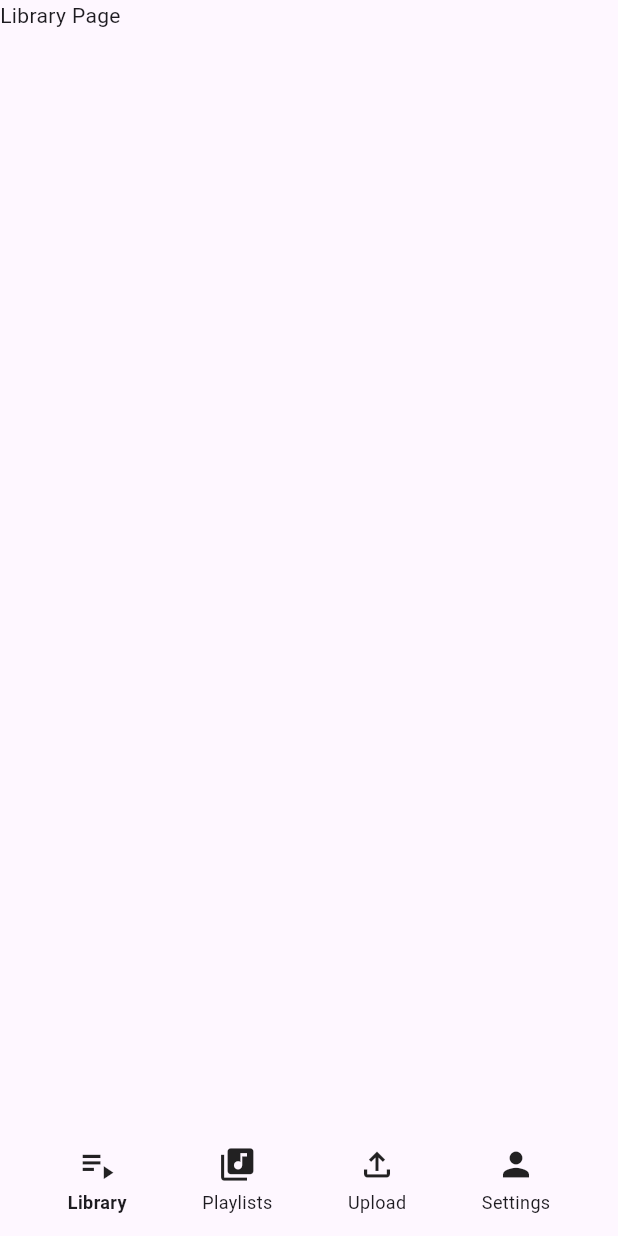
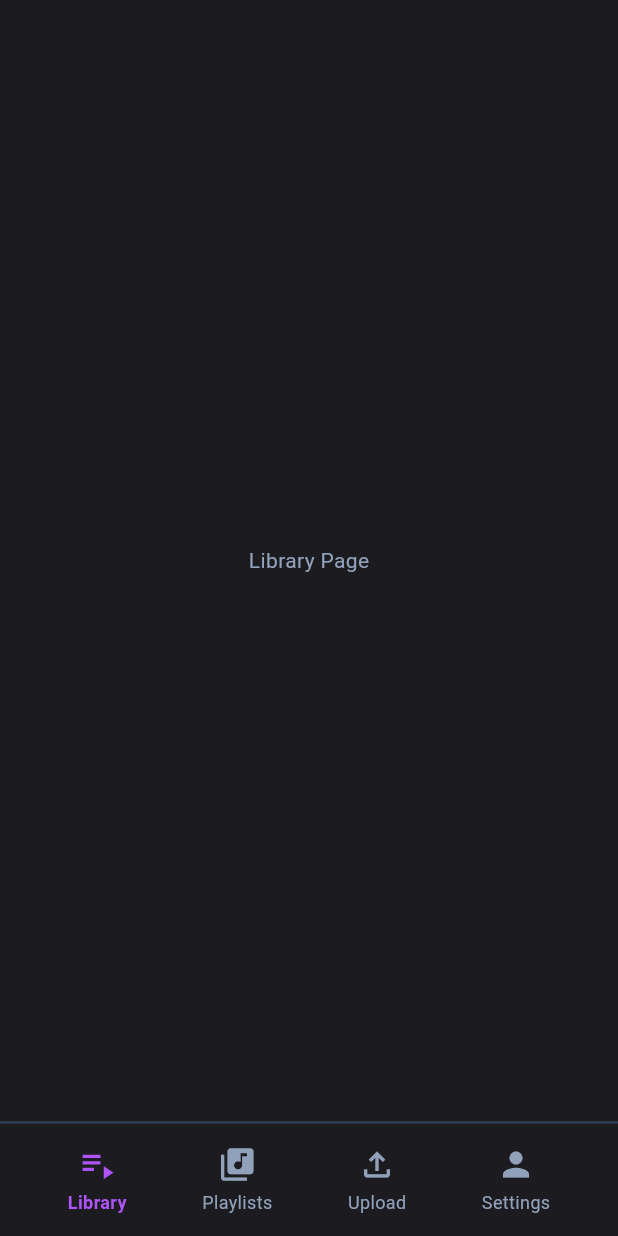
Before and after one commit to FrancescoLomastro/_stemix_frontend, a Flutter app: the screen it shows after launch, on a phone screen of 412 x 824 dp. Run offline on Flutter 3.47's test engine with Material 3 defaults, Android fonts, the phone set to English and light mode, and no system bars; our stand-ins replace flutter_bloc, get_it, go_router, injectable.

Commit message:
Fine navBar

```diff
--- a/lib/features/library/library_page.dart
+++ b/lib/features/library/library_page.dart
@@ -5,6 +5,6 @@ class LibraryPage extends StatelessWidget {
 
   @override
   Widget build(BuildContext context) {
-    return Text("Library Page");
+    return Center(child: Text("Library Page"));
   }
 }
--- a/lib/features/player/player_page.dart
+++ b/lib/features/player/player_page.dart
@@ -5,6 +5,6 @@ class PlayerPage extends StatelessWidget {
 
   @override
   Widget build(BuildContext context) {
-    return Text("Player Page");
+    return Center(child: Text("Player Page"));
   }
 }
--- a/lib/features/playlists/playlists_page.dart
+++ b/lib/features/playlists/playlists_page.dart
@@ -5,6 +5,6 @@ class PlaylistsPage extends StatelessWidget {
 
   @override
   Widget build(BuildContext context) {
-    return Text("Playlists Page");
+    return Center(child: Text("Playlists Page"));
   }
 }
--- a/lib/features/settings/settings_page.dart
+++ b/lib/features/settings/settings_page.dart
@@ -5,6 +5,6 @@ class SettingsPage extends StatelessWidget {
 
   @override
   Widget build(BuildContext context) {
-    return Text("Settings Page");
+    return Center(child: Text("Settings Page"));
   }
 }
--- a/lib/features/upload/upload_page.dart
+++ b/lib/features/upload/upload_page.dart
@@ -5,6 +5,6 @@ class UploadPage extends StatelessWidget {
 
   @override
   Widget build(BuildContext context) {
-    return Text("Upload Page");
+    return Center(child: Text("Upload Page"));
   }
 }
--- a/lib/main.dart
+++ b/lib/main.dart
@@ -3,6 +3,7 @@ import 'package:flutter_bloc/flutter_bloc.dart';
 import 'package:stemix_frontend/deps_injection/injection.dart';
 import 'package:stemix_frontend/features/upload/bloc/upload_bloc.dart';
 import 'package:stemix_frontend/router/app_router.dart';
+import 'package:stemix_frontend/theme/app_theme.dart';
 
 void main() {
   configureDependencies();
@@ -18,7 +19,13 @@ class App extends StatelessWidget {
 
     return MultiBlocProvider(
       providers: [uploadBlocProvider],
-      child: MaterialApp.router(title: 'SteMix', routerConfig: appRouter),
+      child: MaterialApp.router(
+        title: 'SteMix',
+        theme: AppTheme.lightTheme,
+        darkTheme: AppTheme.darkTheme,
+        themeMode: ThemeMode.dark,
+        routerConfig: appRouter,
+      ),
     );
   }
 }
--- a/lib/router/shell_scaffold.dart
+++ b/lib/router/shell_scaffold.dart
@@ -22,6 +22,14 @@ class ShellScaffold extends StatelessWidget {
 
   Widget _buildBottomNavigationBar(BuildContext context) {
     return Container(
+      decoration: BoxDecoration(
+        border: Border(
+          top: BorderSide(
+            color: Theme.of(context).colorScheme.outline,
+            width: 1.5,
+          ),
+        ),
+      ),
       child: SafeArea(
         child: Padding(
           padding: const EdgeInsets.symmetric(horizontal: 20, vertical: 6),
@@ -69,6 +77,8 @@ class ShellScaffold extends StatelessWidget {
         context.go('/${label.toLowerCase()}');
       },
       borderRadius: BorderRadius.circular(12),
+      splashColor: Colors.transparent,
+      highlightColor: Colors.transparent,
       child: Padding(
         padding: const EdgeInsets.symmetric(horizontal: 16, vertical: 8),
         child: Column(
@@ -77,17 +87,17 @@ class ShellScaffold extends StatelessWidget {
             Icon(
               icon,
               size: 26,
-              /* color: isSelected
-                  ? AppTheme.navBarItemSelectedColor
-                  : AppTheme.navBarItemColor, */
+              color: isSelected
+                  ? Theme.of(context).colorScheme.primary
+                  : Theme.of(context).colorScheme.onSurface,
             ),
             SizedBox(height: 4),
             Text(
               label,
               style: TextStyle(
-                /* color: isSelected
-                    ? AppTheme.navBarItemSelectedColor
-                    : AppTheme.navBarItemColor, */
+                color: isSelected
+                    ? Theme.of(context).colorScheme.primary
+                    : Theme.of(context).colorScheme.onSurface,
                 fontSize: 12,
                 fontWeight: isSelected ? FontWeight.w600 : FontWeight.normal,
               ),
--- /dev/null
+++ b/lib/theme/app_theme.dart
@@ -0,0 +1,98 @@
+import 'package:flutter/material.dart';
+
+class AppTheme {
+  // Light Theme Colors
+  static const Color lightPrimary = Color(0xFF6750A4);
+  static const Color lightSecondary = Color(0xFF625B71);
+  static const Color lightTertiary = Color(0xFF7D5260);
+  static const Color lightError = Color(0xFFB3261E);
+  static const Color lightBackground = Color(0xFFFFFBFE);
+  static const Color lightSurface = Color(0xFFFFFBFE);
+
+  static ThemeData get lightTheme {
+    return ThemeData(
+      useMaterial3: true,
+      brightness: Brightness.light,
+      colorScheme: ColorScheme.light(
+        primary: lightPrimary,
+        secondary: lightSecondary,
+        tertiary: lightTertiary,
+        error: lightError,
+        surface: lightSurface,
+        onPrimary: Colors.white,
+        onSecondary: Colors.white,
+        onTertiary: Colors.white,
+        onError: Colors.white,
+        onSurface: Color(0xFF1C1B1F),
+      ),
+      scaffoldBackgroundColor: lightBackground,
+      appBarTheme: AppBarTheme(
+        elevation: 0,
+        centerTitle: true,
+        backgroundColor: lightBackground,
+        foregroundColor: Color(0xFF1C1B1F),
+      ),
+      cardTheme: CardThemeData(
+        elevation: 1,
+        shape: RoundedRectangleBorder(borderRadius: BorderRadius.circular(12)),
+      ),
+      elevatedButtonTheme: ElevatedButtonThemeData(
+        style: ElevatedButton.styleFrom(
+          elevation: 1,
+          padding: EdgeInsets.symmetric(horizontal: 24, vertical: 12),
+          shape: RoundedRectangleBorder(borderRadius: BorderRadius.circular(8)),
+        ),
+      ),
+    );
+  }
+
+  // Dark Theme Colors
+  static const Color darkPrimary = Color.fromARGB(255, 175, 83, 250);
+  static const Color darkSecondary = Color(0xFFCCC2DC);
+  static const Color darkTertiary = Color(0xFFEFB8C8);
+  static const Color darkError = Color(0xFFF2B8B5);
+  static const Color darkBackground = Color(0xFF1C1B1F);
+  static const Color darkSurface = Color(0xFF90A1B9);
+
+  /*static const Color darkLinGradStart = Color(0xFF0A1929);
+  static const Color darkLinGradEnd = Color(0xFF06101F);*/
+  static const Color darkOutline = Color(0xFF314158);
+
+  static ThemeData get darkTheme {
+    return ThemeData(
+      useMaterial3: true,
+      brightness: Brightness.dark,
+      colorScheme: ColorScheme.dark(
+        primary: darkPrimary,
+        secondary: darkSecondary,
+        tertiary: darkTertiary,
+        error: darkError,
+        surface: darkSurface,
+        onPrimary: Color(0xFF381E72),
+        onSecondary: Color(0xFF332D41),
+        onTertiary: Color(0xFF492532),
+        onError: Color(0xFF601410),
+        onSurface: darkSurface,
+        outline: darkOutline,
+      ),
+      scaffoldBackgroundColor: darkBackground,
+      appBarTheme: AppBarTheme(
+        elevation: 0,
+        centerTitle: true,
+        backgroundColor: darkBackground,
+        foregroundColor: Color(0xFFE6E1E5),
+      ),
+      cardTheme: CardThemeData(
+        elevation: 1,
+        shape: RoundedRectangleBorder(borderRadius: BorderRadius.circular(12)),
+      ),
+      elevatedButtonTheme: ElevatedButtonThemeData(
+        style: ElevatedButton.styleFrom(
+          elevation: 1,
+          padding: EdgeInsets.symmetric(horizontal: 24, vertical: 12),
+          shape: RoundedRectangleBorder(borderRadius: BorderRadius.circular(8)),
+        ),
+      ),
+    );
+  }
+}
```
